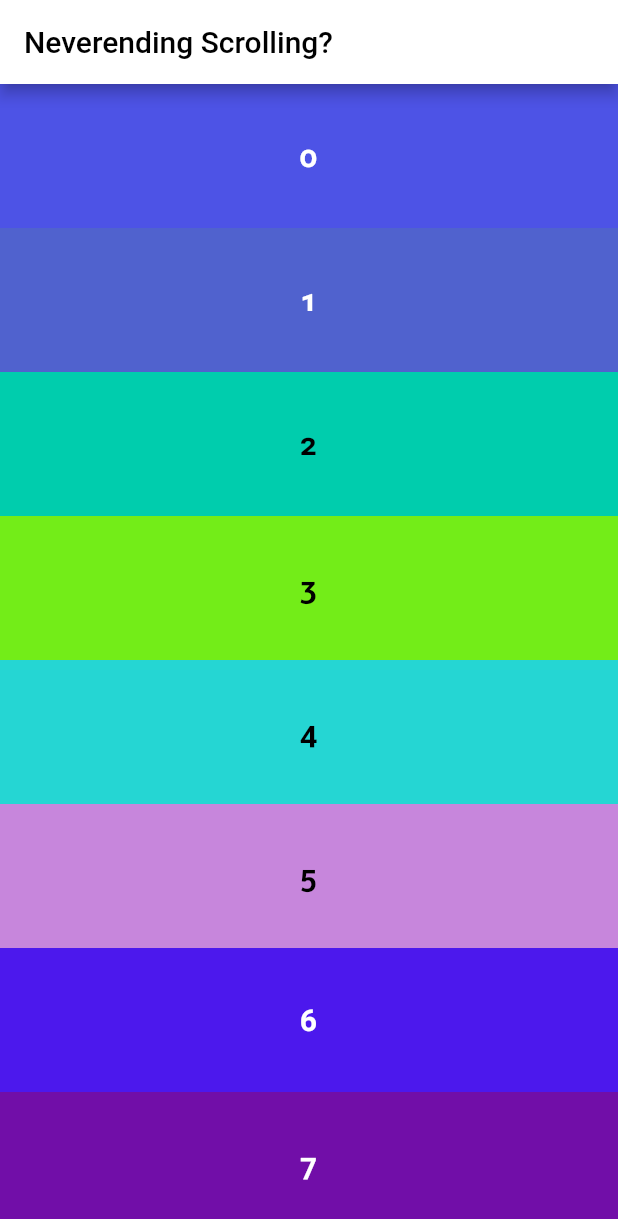
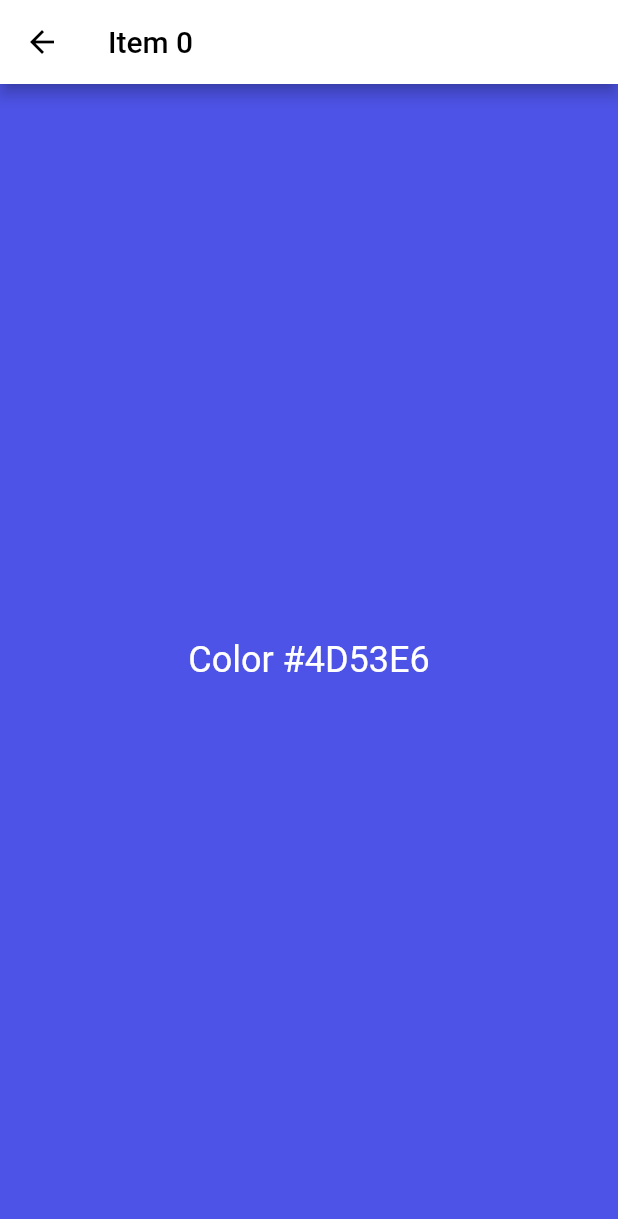
Before and after one commit to TechAurelian/neverending_scrolling, a Flutter app: the screen it shows after launch, after a tap on an icon or button, on a phone screen of 412 x 824 dp. Shown: the top 1219 px of the screen. Run offline on Flutter 3.47's test engine with Material 2 defaults, Android fonts, the phone set to English and light mode, and no system bars.

Commit message:
Add and open the Item screen on list item tapping

```diff
--- /dev/null
+++ b/lib/common/app_const.dart
@@ -0,0 +1,10 @@
+// Copyright 2020-2022 TechAurelian. All rights reserved.
+// Use of this source code is governed by an MIT-style license that can be
+// found in the LICENSE file.
+
+class AppConst {
+  AppConst._();
+
+  static const String homeRoute = '/';
+  static const String itemRoute = '/item';
+}
--- a/lib/common/ui_strings.dart
+++ b/lib/common/ui_strings.dart
@@ -17,4 +17,11 @@ class UIStrings {
   // -----------------------------------------------------------------------------------------------
 
   static const String scrollingScreenTitle = 'Neverending Scrolling?';
+
+  // -----------------------------------------------------------------------------------------------
+  // Item Screen
+  // -----------------------------------------------------------------------------------------------
+
+  static String itemScreenTitle(int index) => 'Item $index';
+  static String itemColor(String color) => 'Color $color';
 }
--- a/lib/main.dart
+++ b/lib/main.dart
@@ -3,7 +3,9 @@
 // found in the LICENSE file.
 
 import 'package:flutter/material.dart';
+import 'package:neverending_scrolling/screens/item_screen.dart';
 
+import 'common/app_const.dart';
 import 'common/ui_strings.dart';
 import 'screens/scrolling_screen.dart';
 
@@ -25,7 +27,23 @@ class NeverendingScrollingApp extends StatelessWidget {
           onPrimary: Colors.black,
         ),
       ),
-      home: const ScrollingScreen(),
+      initialRoute: AppConst.homeRoute,
+      routes: <String, Widget Function(BuildContext)>{
+        AppConst.homeRoute: (BuildContext context) => const ScrollingScreen(),
+      },
+      onGenerateRoute: (settings) {
+        switch (settings.name) {
+          case AppConst.itemRoute:
+            final ItemScreenArguments args = settings.arguments as ItemScreenArguments;
+            return MaterialPageRoute(
+              builder: (_) => ItemScreen(
+                index: args.index,
+                color: args.color,
+              ),
+            );
+        }
+        return null; // Let onUnknownRoute handle this behavior.
+      },
     );
   }
 }
--- /dev/null
+++ b/lib/screens/item_screen.dart
@@ -0,0 +1,40 @@
+// Copyright 2020-2022 TechAurelian. All rights reserved.
+// Use of this source code is governed by an MIT-style license that can be
+// found in the LICENSE file.
+
+import 'package:flutter/material.dart';
+
+import '../common/ui_strings.dart';
+import '../utils/color_utils.dart';
+
+class ItemScreenArguments {
+  final int index;
+  final Color color;
+
+  ItemScreenArguments(this.index, this.color);
+}
+
+class ItemScreen extends StatelessWidget {
+  const ItemScreen({super.key, required this.index, required this.color});
+
+  final int index;
+  final Color color;
+
+  @override
+  Widget build(BuildContext context) {
+    final Color contrastColor = ColorUtils.contrastOf(color);
+
+    return Scaffold(
+      backgroundColor: color,
+      appBar: AppBar(
+        title: Text(UIStrings.itemScreenTitle(index)),
+      ),
+      body: Center(
+        child: Text(
+          UIStrings.itemColor(ColorUtils.toHex(color)),
+          style: Theme.of(context).textTheme.headlineSmall!.copyWith(color: contrastColor),
+        ),
+      ),
+    );
+  }
+}
--- a/lib/screens/scrolling_screen.dart
+++ b/lib/screens/scrolling_screen.dart
@@ -4,11 +4,21 @@
 
 import 'package:flutter/material.dart';
 
+import '../common/app_const.dart';
 import '../common/ui_strings.dart';
 import '../widgets/neverending_list_view.dart';
+import 'item_screen.dart';
 
 class ScrollingScreen extends StatelessWidget {
   const ScrollingScreen({super.key});
+
+  Future<void> _onListItemTap(BuildContext context, int index, Color color) async {
+    await Navigator.pushNamed(
+      context,
+      AppConst.itemRoute,
+      arguments: ItemScreenArguments(index, color),
+    );
+  }
 
   @override
   Widget build(BuildContext context) {
@@ -17,7 +27,7 @@ class ScrollingScreen extends StatelessWidget {
         title: const Text(UIStrings.scrollingScreenTitle),
       ),
       body: NeverendingListView(
-        onItemTap: () {},
+        onItemTap: (int index, Color color) => _onListItemTap(context, index, color),
       ),
     );
   }
--- a/lib/widgets/neverending_list_view.dart
+++ b/lib/widgets/neverending_list_view.dart
@@ -2,7 +2,6 @@
 // Use of this source code is governed by an MIT-style license that can be
 // found in the LICENSE file.
 
-import 'dart:ui';
 import 'package:flutter/material.dart';
 
 import '../utils/color_utils.dart';
@@ -12,7 +11,7 @@ class NeverendingListView extends StatelessWidget {
   const NeverendingListView({super.key, this.onItemTap});
 
   /// Called when the user taps a list item.
-  final GestureTapCallback? onItemTap;
+  final Function(int index, Color color)? onItemTap;
 
   @override
   Widget build(BuildContext context) {
@@ -35,27 +34,21 @@ class _ListViewItem extends StatelessWidget {
   final int index;
 
   /// Called when the user taps the list item.
-  final GestureTapCallback? onItemTap;
+  final Function(int index, Color color)? onItemTap;
 
   @override
   Widget build(BuildContext context) {
-    final Color backgroundColor = ColorUtils.randomColorFromSeed(index);
-    final Color foregroundColor = ColorUtils.contrastOf(backgroundColor);
+    final Color color = ColorUtils.randomColorFromSeed(index);
+    final Color contrastColor = ColorUtils.contrastOf(color);
 
     return InkWell(
-      onTap: onItemTap,
+      onTap: () => onItemTap?.call(index, color),
       child: Ink(
         color: ColorUtils.randomColorFromSeed(index),
         child: Center(
           child: Text(
             Utils.intToCommaSeparatedString(index),
-            style: TextStyle(
-              fontSize: 20.0,
-              letterSpacing: 1.0,
-              fontWeight: FontWeight.w600,
-              fontFeatures: const <FontFeature>[FontFeature.oldstyleFigures()],
-              color: foregroundColor,
-            ),
+            style: Theme.of(context).textTheme.titleMedium!.copyWith(color: contrastColor),
             textAlign: TextAlign.center,
           ),
         ),
```
